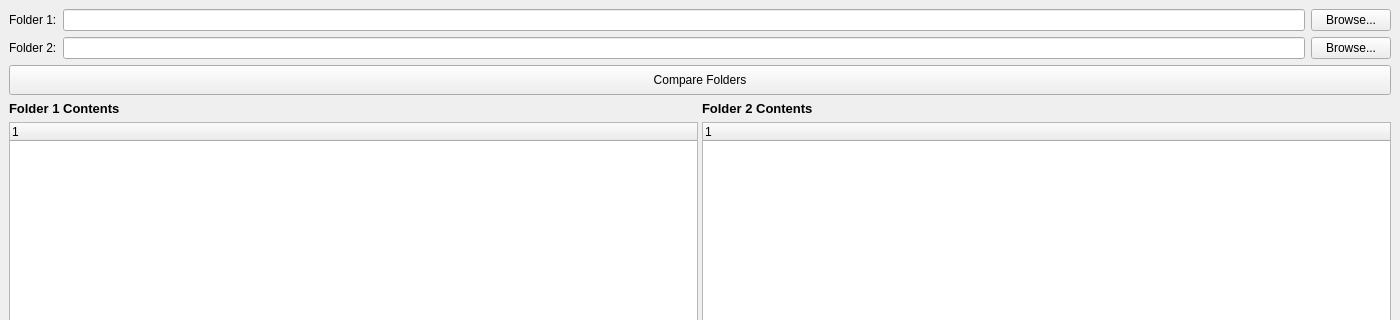
First picture: the form in mainwindow.ui, repository robertjin62/File-Git, before the edit; both pictures show x 0 to 1400 and y 0 to 320 of the 1400 by 800 pixel window.
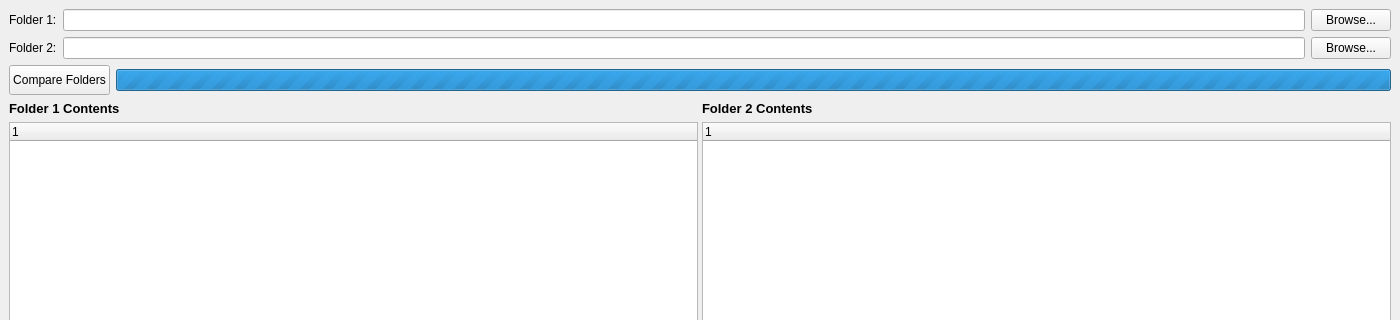
Second picture: the form after the edit.

Commit message: add progress bar while scan is performing

What changed in the file:
```diff
--- a/mainwindow.ui
+++ b/mainwindow.ui
@@ -58,6 +58,8 @@
      </layout>
     </item>
     <item>
+     <layout class="QHBoxLayout" name="horizontalLayout_Compare">
+      <item>
      <widget class="QPushButton" name="pushButtonCompare">
       <property name="text">
        <string>Compare Folders</string>
@@ -69,6 +71,21 @@
        </size>
       </property>
      </widget>
+      </item>
+      <item>
+       <widget class="QProgressBar" name="progressBar">
+        <property name="minimum">
+         <number>0</number>
+        </property>
+        <property name="maximum">
+         <number>0</number>
+        </property>
+        <property name="textVisible">
+         <bool>true</bool>
+        </property>
+       </widget>
+      </item>
+     </layout>
     </item>
     <item>
      <widget class="QSplitter" name="splitter">
```
Lines whose indentation alone changed are shown as unchanged. The commit also changes 3 other files.
